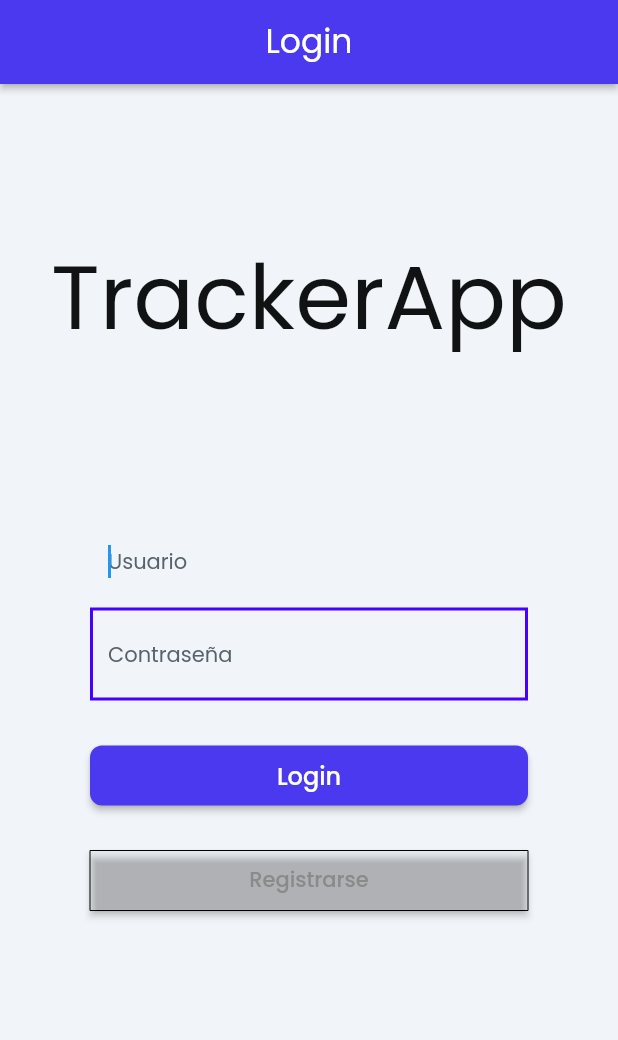
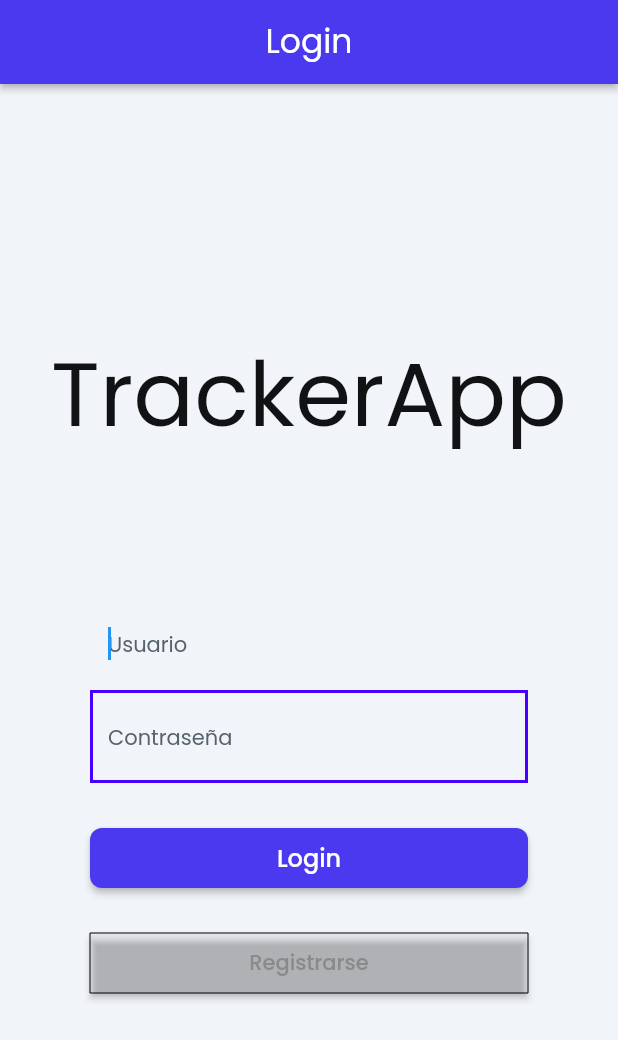
Before and after one commit to pedrotero/tracker_app, a Flutter app: the screen it shows after launch, on a phone screen of 412 x 824 dp. Shown: the top 1040 px of the screen. Run offline on Flutter 3.47's test engine with Material 2 defaults, Android fonts, the phone set to English and light mode, and no system bars; drawn by our look-alikes of auto_size_text; our stand-ins replace data_table_2, font_awesome_flutter, from_css_color, go_router, google_fonts, google_maps_flutter and 4 more; missing offline and left inert: json_path; accounts and stored records are empty.

Commit message:
arreglando padding de login

```diff
--- a/lib/pages/login/login_widget.dart
+++ b/lib/pages/login/login_widget.dart
@@ -71,7 +71,7 @@ class _LoginWidgetState extends State<LoginWidget> {
               mainAxisAlignment: MainAxisAlignment.center,
               children: [
                 Padding(
-                  padding: EdgeInsetsDirectional.fromSTEB(0.0, 30.0, 0.0, 0.0),
+                  padding: EdgeInsetsDirectional.fromSTEB(0.0, 0.0, 0.0, 0.0),
                   child: Text(
                     'TrackerApp',
                     textAlign: TextAlign.center,
@@ -83,7 +83,7 @@ class _LoginWidgetState extends State<LoginWidget> {
                 ),
                 Padding(
                   padding:
-                      EdgeInsetsDirectional.fromSTEB(60.0, 100.0, 60.0, 150.0),
+                      EdgeInsetsDirectional.fromSTEB(60.0, 90.0, 60.0, 0.0),
                   child: Column(
                     mainAxisSize: MainAxisSize.max,
                     mainAxisAlignment: MainAxisAlignment.center,
@@ -210,7 +210,7 @@ class _LoginWidgetState extends State<LoginWidget> {
                               0.0, 0.0, 0.0, 0.0),
                           iconPadding: EdgeInsetsDirectional.fromSTEB(
                               0.0, 0.0, 0.0, 0.0),
-                          color: Colors.transparent,
+                          color: Color.fromARGB(0, 224, 224, 224),
                           textStyle:
                               FlutterFlowTheme.of(context).subtitle2.override(
                                     fontFamily: 'Poppins',
```
